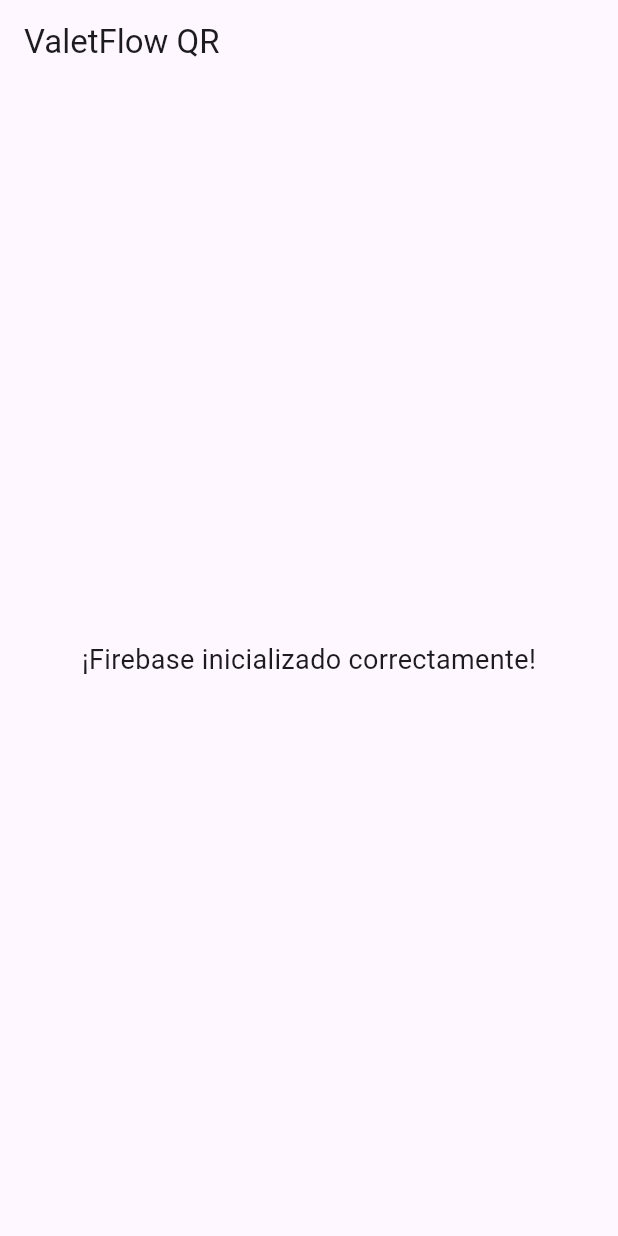
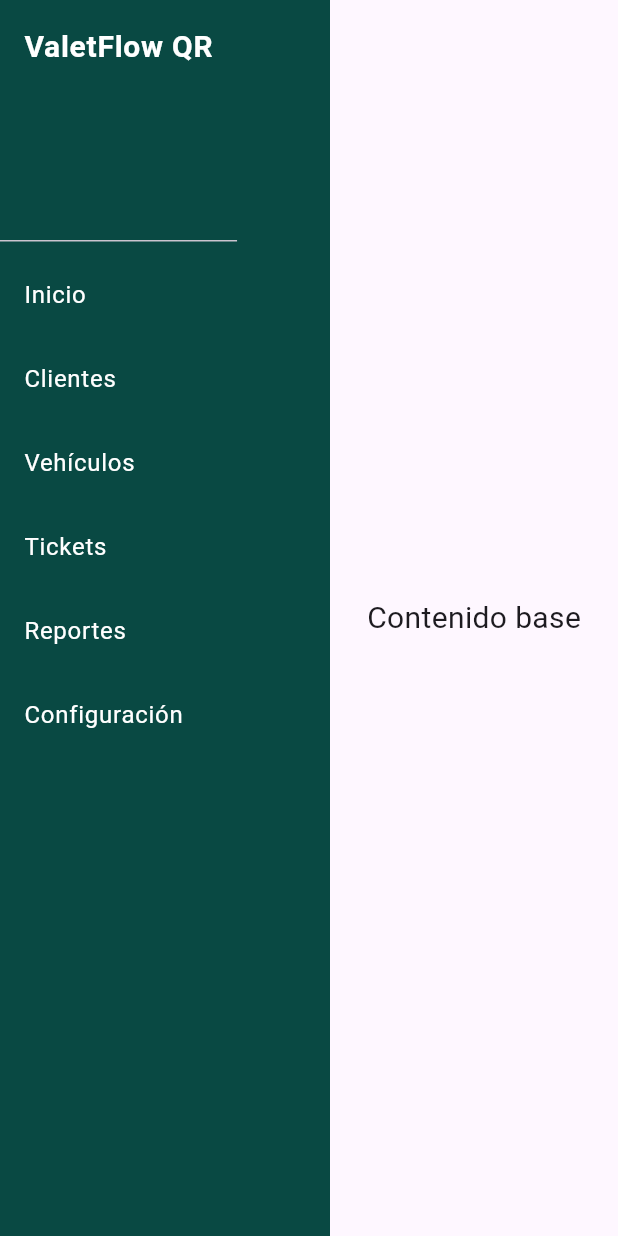
Before and after one commit to ValetFlowQR/valetFlowQR, a Flutter app: the screen it shows after launch, on a phone screen of 412 x 824 dp. Run offline on Flutter 3.47's test engine with Material 3 defaults, Android fonts, the phone set to English and light mode, and no system bars; our stand-ins replace firebase_core; accounts and stored records are empty.

Commit message:
Colores y menu base para los desarrollos colaborativos

```diff
--- a/valetflow_qr/lib/main.dart
+++ b/valetflow_qr/lib/main.dart
@@ -36,15 +36,59 @@ class HomeScreen extends StatelessWidget {
   @override
   Widget build(BuildContext context) {
     return Scaffold(
-      appBar: AppBar(
-        title: const Text('ValetFlow QR'),
-      ),
-      body: const Center(
-        child: Text(
-          '¡Firebase inicializado correctamente!',
-          style: TextStyle(fontSize: 18),
-        ),
+      body: Row(
+        children: [
+          // ===== MENU LATERAL =====
+          Container(
+            width: 220,
+            color: const Color(0xFF094943),
+            child: Column(
+              crossAxisAlignment: CrossAxisAlignment.start,
+              children: [
+                const DrawerHeader(
+                  child: Text(
+                    "ValetFlow QR",
+                    style: TextStyle(
+                      color: Colors.white,
+                      fontSize: 20,
+                      fontWeight: FontWeight.bold,
+                    ),
+                  ),
+                ),
+                _menuItem("Inicio"),
+                _menuItem("Clientes"),
+                _menuItem("Vehículos"),
+                _menuItem("Tickets"),
+                _menuItem("Reportes"),
+                _menuItem("Configuración"),
+              ],
+            ),
+          ),
+
+          // ===== CONTENIDO PRINCIPAL SIMPLE =====
+          const Expanded(
+            child: Center(
+              child: Text(
+                "Contenido base",
+                style: TextStyle(fontSize: 20),
+              ),
+            ),
+          ),
+        ],
       ),
     );
   }
+
+  // ===== WIDGET REUTILIZABLE PARA MENÚ =====
+  Widget _menuItem(String title) {
+    return ListTile(
+      title: Text(
+        title,
+        style: const TextStyle(color: Colors.white),
+      ),
+      onTap: () {
+        // Aquí puedes agregar navegación más adelante si quieres
+      },
+    );
+  }
 }
```
Also changed, not shown: valetflow_qr/lib/pages/home.dart (added), 1 other file.
